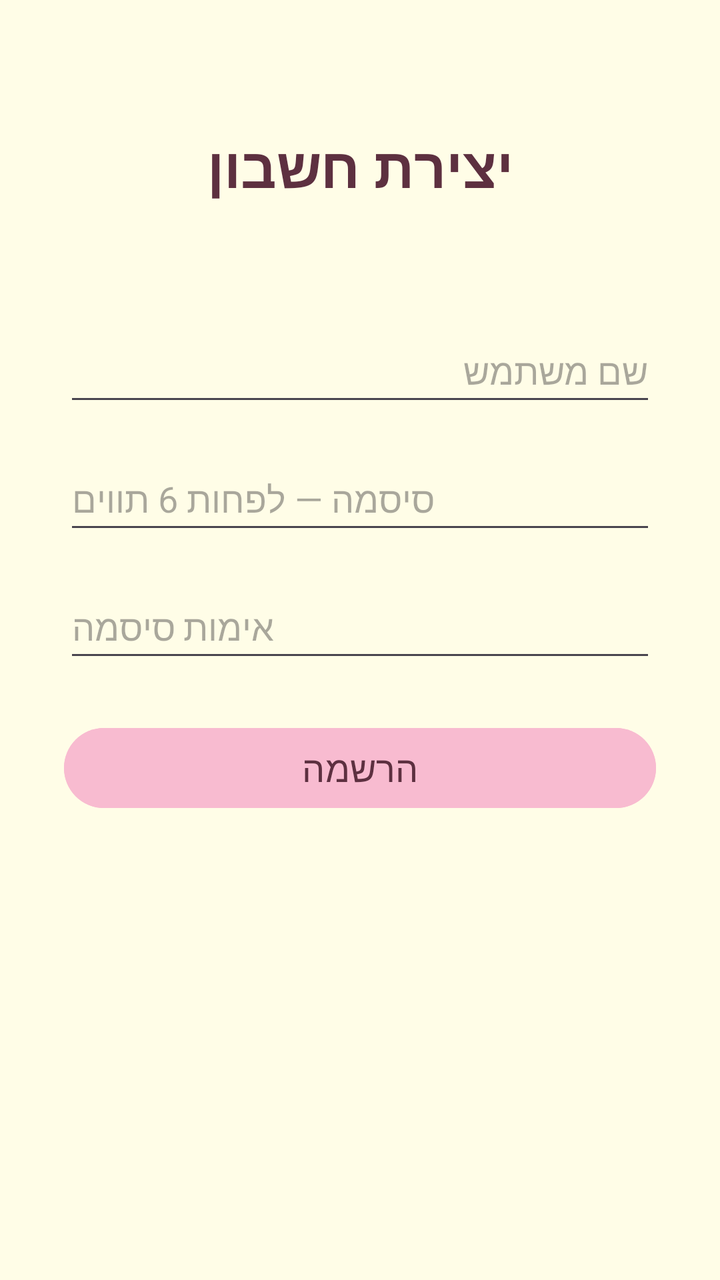
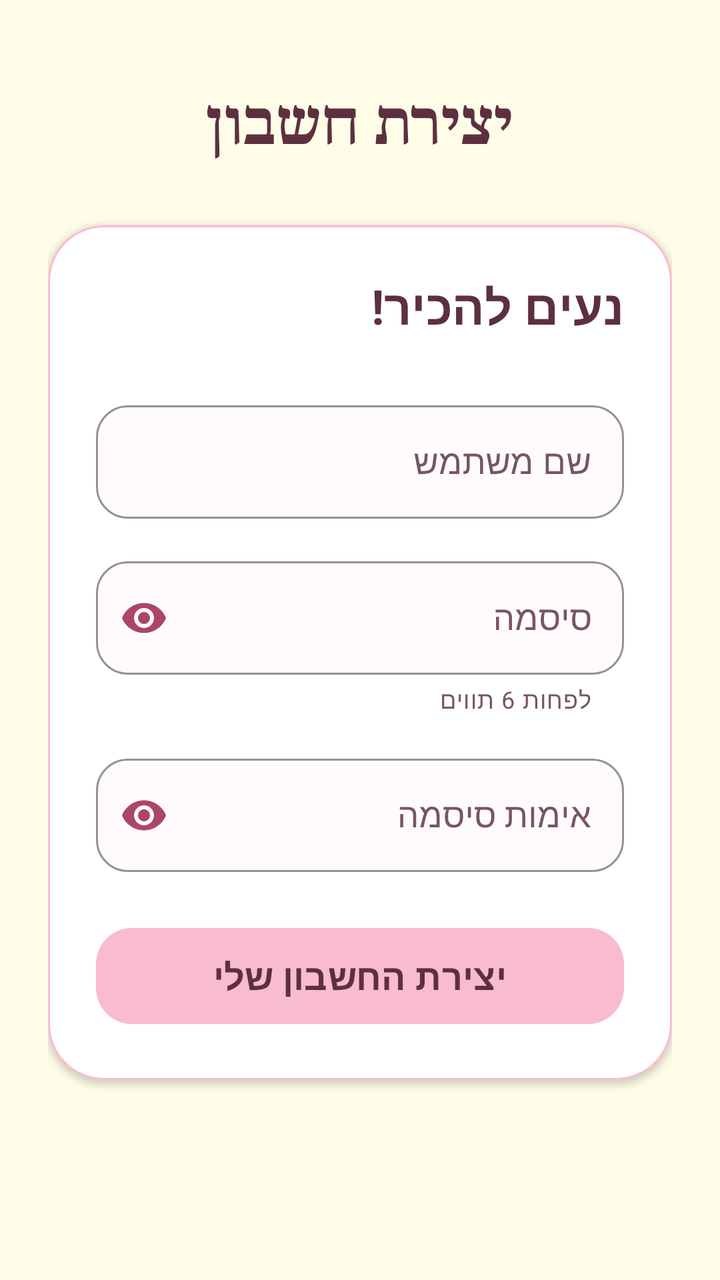

Two renders of the same Android screen: before a commit and after it. Below are the layout's source before the change and the commit's diff.
<!-- AndroidManifest.xml: application theme Theme.Recipesbymaayan -->
<!-- res/layout/activity_register.xml -->
<?xml version="1.0" encoding="utf-8"?>
<androidx.constraintlayout.widget.ConstraintLayout xmlns:android="http://schemas.android.com/apk/res/android"
    xmlns:app="http://schemas.android.com/apk/res-auto"
    xmlns:tools="http://schemas.android.com/tools"
    android:id="@+id/main"
    android:layout_width="match_parent"
    android:layout_height="match_parent"
    android:background="#FFFDE7"
    tools:context=".RegisterActivity">
    <TextView
        android:id="@+id/tvRegisterTitle"
        android:layout_width="0dp"
        android:layout_height="wrap_content"
        android:layout_marginStart="32dp"
        android:layout_marginEnd="32dp"
        android:layout_marginTop="64dp"
        android:text="יצירת חשבון"
        android:textSize="28sp"
        android:textStyle="bold"
        android:textColor="#5D3040"
        android:gravity="center"
        app:layout_constraintTop_toTopOf="parent"
        app:layout_constraintStart_toStartOf="parent"
        app:layout_constraintEnd_toEndOf="parent" />
    <EditText
        android:id="@+id/etRegisterUsername"
        android:layout_width="0dp"
        android:layout_height="wrap_content"
        android:layout_marginStart="32dp"
        android:layout_marginEnd="32dp"
        android:layout_marginTop="160dp"
        android:minHeight="48dp"
        android:hint="שם משתמש"
        android:inputType="text"
        app:layout_constraintTop_toTopOf="parent"
        app:layout_constraintStart_toStartOf="parent"
        app:layout_constraintEnd_toEndOf="parent" />
    <EditText
        android:id="@+id/etRegisterPassword"
        android:layout_width="0dp"
        android:layout_height="wrap_content"
        android:layout_marginStart="32dp"
        android:layout_marginEnd="32dp"
        android:layout_marginTop="16dp"
        android:minHeight="48dp"
        android:hint="סיסמה — לפחות 6 תווים"
        android:inputType="textPassword"
        app:layout_constraintTop_toBottomOf="@id/etRegisterUsername"
        app:layout_constraintStart_toStartOf="parent"
        app:layout_constraintEnd_toEndOf="parent" />
    <EditText
        android:id="@+id/etConfirmPassword"
        android:layout_width="0dp"
        android:layout_height="wrap_content"
        android:layout_marginStart="32dp"
        android:layout_marginEnd="32dp"
        android:layout_marginTop="16dp"
        android:minHeight="48dp"
        android:hint="אימות סיסמה"
        android:inputType="textPassword"
        app:layout_constraintTop_toBottomOf="@id/etRegisterPassword"
        app:layout_constraintStart_toStartOf="parent"
        app:layout_constraintEnd_toEndOf="parent" />
    <Button
        android:id="@+id/btnRegister"
        android:layout_width="0dp"
        android:layout_height="wrap_content"
        android:layout_marginStart="32dp"
        android:layout_marginEnd="32dp"
        android:layout_marginTop="24dp"
        android:text="הרשמה"
        android:backgroundTint="#F8BBD0"
        android:textColor="#5D3040"
        android:textSize="18sp"
        app:layout_constraintTop_toBottomOf="@id/etConfirmPassword"
        app:layout_constraintStart_toStartOf="parent"
        app:layout_constraintEnd_toEndOf="parent" />
</androidx.constraintlayout.widget.ConstraintLayout>
<!-- resources referenced by this layout -->
<resources>
  <style name="Theme.Recipesbymaayan" parent="Base.Theme.Recipesbymaayan" />
  <style name="Base.Theme.Recipesbymaayan" parent="Theme.Material3.DayNight.NoActionBar">
          
          
      </style>
</resources>

<!-- the commit's change to res/layout/activity_register.xml (unified diff, before → after) -->
@@ -1,5 +1,6 @@
 <?xml version="1.0" encoding="utf-8"?>
-<androidx.constraintlayout.widget.ConstraintLayout xmlns:android="http://schemas.android.com/apk/res/android"
+<androidx.constraintlayout.widget.ConstraintLayout
+    xmlns:android="http://schemas.android.com/apk/res/android"
     xmlns:app="http://schemas.android.com/apk/res-auto"
     xmlns:tools="http://schemas.android.com/tools"
     android:id="@+id/main"
@@ -7,72 +8,167 @@
     android:layout_height="match_parent"
     android:background="#FFFDE7"
     tools:context=".RegisterActivity">
-    <TextView
-        android:id="@+id/tvRegisterTitle"
+
+    <ScrollView
         android:layout_width="0dp"
-        android:layout_height="wrap_content"
-        android:layout_marginStart="32dp"
-        android:layout_marginEnd="32dp"
-        android:layout_marginTop="64dp"
-        android:text="יצירת חשבון"
-        android:textSize="28sp"
-        android:textStyle="bold"
-        android:textColor="#5D3040"
-        android:gravity="center"
+        android:layout_height="0dp"
+        android:fillViewport="true"
         app:layout_constraintTop_toTopOf="parent"
+        app:layout_constraintBottom_toBottomOf="parent"
         app:layout_constraintStart_toStartOf="parent"
-        app:layout_constraintEnd_toEndOf="parent" />
-    <EditText
-        android:id="@+id/etRegisterUsername"
-        android:layout_width="0dp"
-        android:layout_height="wrap_content"
-        android:layout_marginStart="32dp"
-        android:layout_marginEnd="32dp"
-        android:layout_marginTop="160dp"
-        android:minHeight="48dp"
-        android:hint="שם משתמש"
-        android:inputType="text"
-        app:layout_constraintTop_toTopOf="parent"
-        app:layout_constraintStart_toStartOf="parent"
-        app:layout_constraintEnd_toEndOf="parent" />
-    <EditText
-        android:id="@+id/etRegisterPassword"
-        android:layout_width="0dp"
-        android:layout_height="wrap_content"
-        android:layout_marginStart="32dp"
-        android:layout_marginEnd="32dp"
-        android:layout_marginTop="16dp"
-        android:minHeight="48dp"
-        android:hint="סיסמה — לפחות 6 תווים"
-        android:inputType="textPassword"
-        app:layout_constraintTop_toBottomOf="@id/etRegisterUsername"
-        app:layout_constraintStart_toStartOf="parent"
-        app:layout_constraintEnd_toEndOf="parent" />
-    <EditText
-        android:id="@+id/etConfirmPassword"
-        android:layout_width="0dp"
-        android:layout_height="wrap_content"
-        android:layout_marginStart="32dp"
-        android:layout_marginEnd="32dp"
-        android:layout_marginTop="16dp"
-        android:minHeight="48dp"
-        android:hint="אימות סיסמה"
-        android:inputType="textPassword"
-        app:layout_constraintTop_toBottomOf="@id/etRegisterPassword"
-        app:layout_constraintStart_toStartOf="parent"
-        app:layout_constraintEnd_toEndOf="parent" />
-    <Button
-        android:id="@+id/btnRegister"
-        android:layout_width="0dp"
-        android:layout_height="wrap_content"
-        android:layout_marginStart="32dp"
-        android:layout_marginEnd="32dp"
-        android:layout_marginTop="24dp"
-        android:text="הרשמה"
-        android:backgroundTint="#F8BBD0"
-        android:textColor="#5D3040"
-        android:textSize="18sp"
-        app:layout_constraintTop_toBottomOf="@id/etConfirmPassword"
-        app:layout_constraintStart_toStartOf="parent"
-        app:layout_constraintEnd_toEndOf="parent" />
+        app:layout_constraintEnd_toEndOf="parent">
+
+        <LinearLayout
+            android:layout_width="match_parent"
+            android:layout_height="wrap_content"
+            android:orientation="vertical"
+            android:layoutDirection="rtl"
+            android:paddingStart="24dp"
+            android:paddingEnd="24dp"
+            android:paddingTop="40dp"
+            android:paddingBottom="32dp">
+
+            <TextView
+                android:id="@+id/tvRegisterTitle"
+                android:layout_width="match_parent"
+                android:layout_height="wrap_content"
+                android:text="יצירת חשבון"
+                android:textSize="30sp"
+                android:textStyle="bold"
+                android:fontFamily="serif"
+                android:textColor="#5D3040"
+                android:gravity="center" />
+
+            <com.google.android.material.card.MaterialCardView
+                android:layout_width="match_parent"
+                android:layout_height="wrap_content"
+                android:layout_marginTop="32dp"
+                app:cardBackgroundColor="#FFFFFF"
+                app:cardCornerRadius="28dp"
+                app:cardElevation="2dp"
+                app:strokeColor="#F8BBD0"
+                app:strokeWidth="1dp">
+
+                <LinearLayout
+                    android:layout_width="match_parent"
+                    android:layout_height="wrap_content"
+                    android:orientation="vertical"
+                    android:padding="24dp">
+
+                    <TextView
+                        android:layout_width="match_parent"
+                        android:layout_height="wrap_content"
+                        android:text="נעים להכיר!"
+                        android:textSize="24sp"
+                        android:textStyle="bold"
+                        android:textColor="#5D3040" />
+
+                    <com.google.android.material.textfield.TextInputLayout
+                        style="@style/Widget.MaterialComponents.TextInputLayout.OutlinedBox"
+                        android:layout_width="match_parent"
+                        android:layout_height="wrap_content"
+                        android:layout_marginTop="28dp"
+                        android:hint="שם משתמש"
+                        android:textColorHint="#785563"
+                        app:hintTextColor="#AD456B"
+                        app:boxBackgroundColor="#FFFBFC"
+                        app:boxStrokeColor="#AD456B"
+                        app:boxCornerRadiusTopStart="16dp"
+                        app:boxCornerRadiusTopEnd="16dp"
+                        app:boxCornerRadiusBottomStart="16dp"
+                        app:boxCornerRadiusBottomEnd="16dp">
+
+                        <com.google.android.material.textfield.TextInputEditText
+                            android:id="@+id/etRegisterUsername"
+                            android:layout_width="match_parent"
+                            android:layout_height="wrap_content"
+                            android:minHeight="56dp"
+                            android:inputType="text"
+                            android:maxLines="1"
+                            android:textSize="17sp"
+                            android:textColor="#5D3040" />
+
+                    </com.google.android.material.textfield.TextInputLayout>
+
+                    <com.google.android.material.textfield.TextInputLayout
+                        style="@style/Widget.MaterialComponents.TextInputLayout.OutlinedBox"
+                        android:layout_width="match_parent"
+                        android:layout_height="wrap_content"
+                        android:layout_marginTop="16dp"
+                        android:hint="סיסמה"
+                        android:textColorHint="#785563"
+                        app:helperText="לפחות 6 תווים"
+                        app:helperTextTextColor="#785563"
+                        app:hintTextColor="#AD456B"
+                        app:boxBackgroundColor="#FFFBFC"
+                        app:boxStrokeColor="#AD456B"
+                        app:boxCornerRadiusTopStart="16dp"
+                        app:boxCornerRadiusTopEnd="16dp"
+                        app:boxCornerRadiusBottomStart="16dp"
+                        app:boxCornerRadiusBottomEnd="16dp"
+                        app:endIconMode="password_toggle"
+                        app:endIconTint="#AD456B">
+
+                        <com.google.android.material.textfield.TextInputEditText
+                            android:id="@+id/etRegisterPassword"
+                            android:layout_width="match_parent"
+                            android:layout_height="wrap_content"
+                            android:minHeight="56dp"
+                            android:inputType="textPassword"
+                            android:maxLines="1"
+                            android:textSize="17sp"
+                            android:textColor="#5D3040" />
+
+                    </com.google.android.material.textfield.TextInputLayout>
+
+                    <com.google.android.material.textfield.TextInputLayout
+                        style="@style/Widget.MaterialComponents.TextInputLayout.OutlinedBox"
+                        android:layout_width="match_parent"
+                        android:layout_height="wrap_content"
+                        android:layout_marginTop="16dp"
+                        android:hint="אימות סיסמה"
+                        android:textColorHint="#785563"
+                        app:hintTextColor="#AD456B"
+                        app:boxBackgroundColor="#FFFBFC"
+                        app:boxStrokeColor="#AD456B"
+                        app:boxCornerRadiusTopStart="16dp"
+                        app:boxCornerRadiusTopEnd="16dp"
+                        app:boxCornerRadiusBottomStart="16dp"
+                        app:boxCornerRadiusBottomEnd="16dp"
+                        app:endIconMode="password_toggle"
+                        app:endIconTint="#AD456B">
+
+                        <com.google.android.material.textfield.TextInputEditText
+                            android:id="@+id/etConfirmPassword"
+                            android:layout_width="match_parent"
+                            android:layout_height="wrap_content"
+                            android:minHeight="56dp"
+                            android:inputType="textPassword"
+                            android:maxLines="1"
+                            android:textSize="17sp"
+                            android:textColor="#5D3040" />
+
+                    </com.google.android.material.textfield.TextInputLayout>
+
+                    <com.google.android.material.button.MaterialButton
+                        android:id="@+id/btnRegister"
+                        android:layout_width="match_parent"
+                        android:layout_height="wrap_content"
+                        android:layout_marginTop="24dp"
+                        android:minHeight="56dp"
+                        android:text="יצירת החשבון שלי"
+                        android:textSize="18sp"
+                        android:textStyle="bold"
+                        android:textColor="#5D3040"
+                        app:backgroundTint="#F8BBD0"
+                        app:cornerRadius="18dp" />
+
+                </LinearLayout>
+
+            </com.google.android.material.card.MaterialCardView>
+
+        </LinearLayout>
+
+    </ScrollView>
+
 </androidx.constraintlayout.widget.ConstraintLayout>
